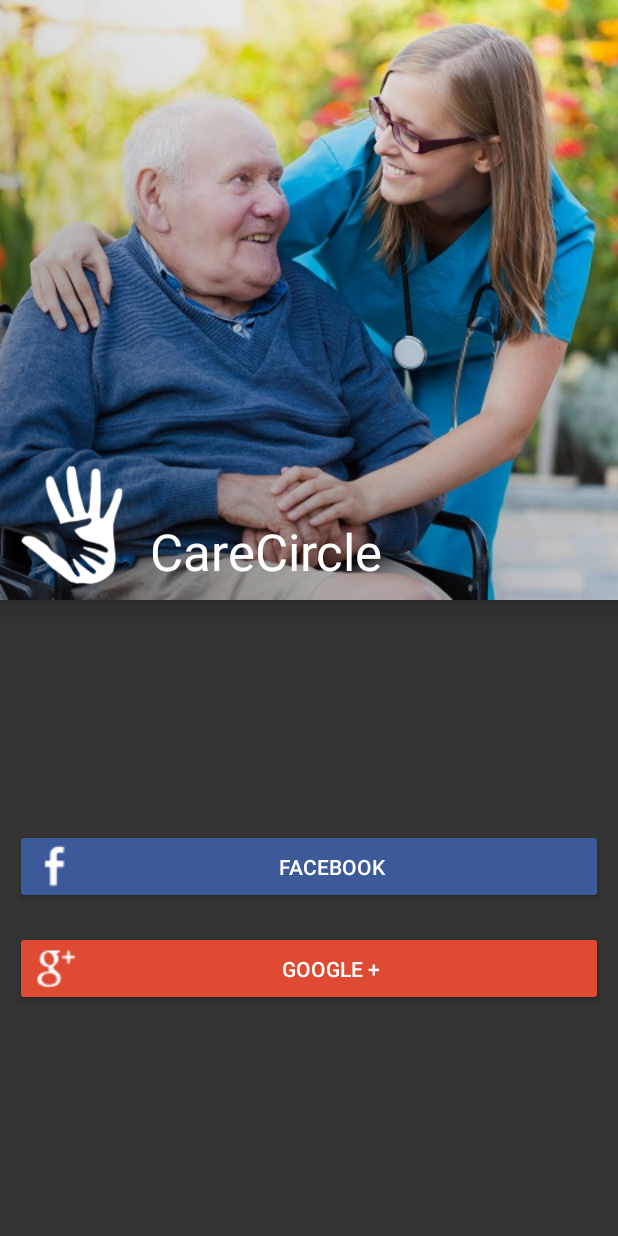
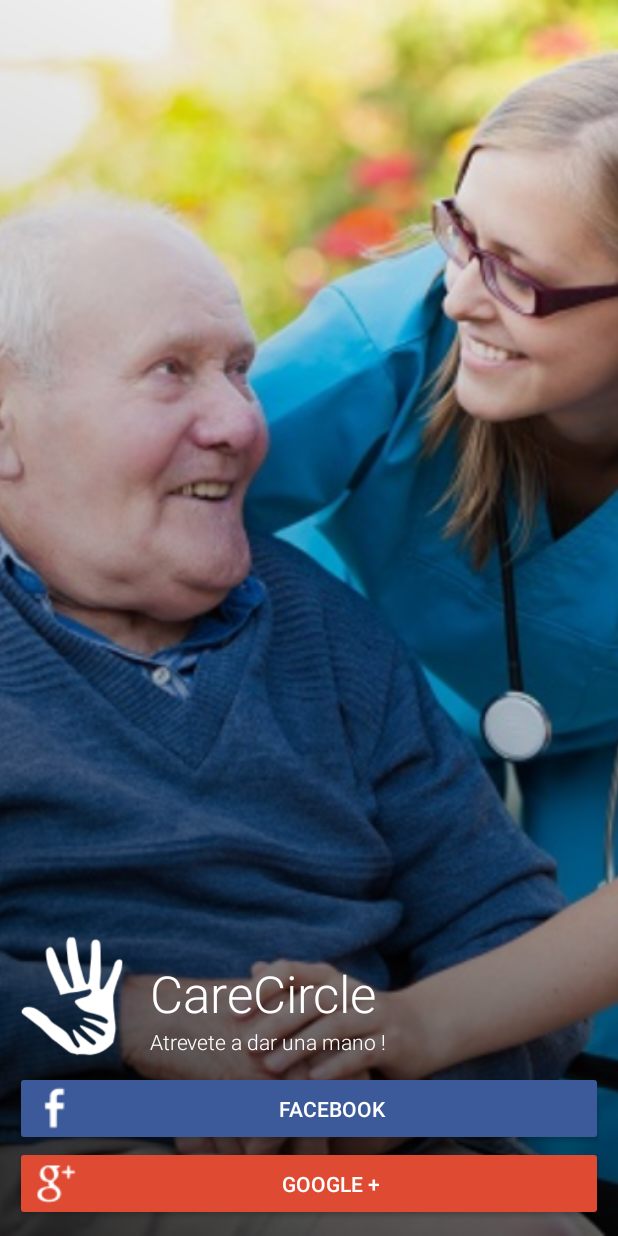
Before and after one commit to milo2005/CareCircle, an Android app: the screen it shows after launch (LoginActivity), on a phone screen of 412 x 824 dp. Run offline under Robolectric (Android 15) with nearby library versions, the phone set to English and light mode, and no system bars.

Commit message:
Login remodelado

```diff
--- /dev/null
+++ b/app/src/main/res/drawable/login_mask.xml
@@ -0,0 +1,11 @@
+<?xml version="1.0" encoding="utf-8"?>
+<shape xmlns:android="http://schemas.android.com/apk/res/android"
+    android:shape="rectangle"
+    >
+    <gradient
+        android:angle="45"
+        android:startColor="#cc000000"
+        android:centerColor="#33000000"
+        android:endColor="#00000000"
+        />
+</shape>
--- a/app/src/main/res/layout/activity_login.xml
+++ b/app/src/main/res/layout/activity_login.xml
@@ -1,23 +1,16 @@
-<LinearLayout xmlns:android="http://schemas.android.com/apk/res/android"
+<RelativeLayout xmlns:android="http://schemas.android.com/apk/res/android"
     xmlns:app="http://schemas.android.com/apk/res-auto"
     xmlns:tools="http://schemas.android.com/tools" android:layout_width="match_parent"
     android:layout_height="match_parent"
     tools:context="ezlife.movil.ezparking.LoginActivity"
-    android:orientation="vertical"
+
     >
 
 
 
-    <android.support.design.widget.AppBarLayout
-        android:layout_width="match_parent"
-        android:layout_height="@dimen/login_appbar_height"
-        app:elevation="@dimen/login_appbar_elevation"
-        >
 
-        <RelativeLayout
-            android:layout_width="match_parent"
-            android:layout_height="match_parent">
-            <ImageView
+
+           <ImageView
                 android:layout_width="match_parent"
                 android:layout_height="match_parent"
                 android:src="@drawable/img_care"
@@ -27,52 +20,14 @@
             <ImageView
                 android:layout_width="match_parent"
                 android:layout_height="match_parent"
-                android:src="@drawable/img_mask"
+                android:src="@drawable/login_mask"
                 />
 
-            <ImageView
-                android:id="@+id/logo"
-                android:layout_width="80dp"
-                android:layout_height="80dp"
-                android:src="@drawable/ic_help"
-                android:layout_alignParentBottom="true"
-                android:layout_margin="@dimen/padding_small"
-                />
 
-            <TextView
-                style="@style/Base.TextAppearance.AppCompat.Display1"
-                android:layout_width="match_parent"
-                android:layout_height="wrap_content"
-                android:text="@string/app_name"
-                android:textColor="@android:color/white"
-                android:layout_alignBottom="@id/logo"
-                android:layout_toRightOf="@id/logo"
 
-                />
 
-        </RelativeLayout>
 
-    </android.support.design.widget.AppBarLayout>
 
-    <LinearLayout
-        android:layout_width="match_parent"
-        android:layout_height="0dp"
-        android:layout_weight="1"
-        android:orientation="vertical"
-        android:padding="@dimen/padding_small"
-        android:gravity="center"
-        android:background="@color/login_bg"
-        >
-
-        <Button
-            android:id="@+id/btn_facebook"
-            android:layout_width="match_parent"
-            android:layout_marginBottom="@dimen/padding_medium"
-            app:theme="@style/AccentButtonBlue"
-            android:layout_height="wrap_content"
-            android:drawableLeft="@drawable/ic_facebook"
-            android:text="Facebook"
-            />
 
         <Button
             android:id="@+id/btn_google"
@@ -81,13 +36,57 @@
             android:layout_height="wrap_content"
             android:drawableLeft="@drawable/ic_google"
             android:text="Google +"
+            android:layout_marginLeft="@dimen/padding_small"
+            android:layout_marginRight="@dimen/padding_small"
+            android:layout_marginBottom="@dimen/padding_small"
+            android:layout_alignParentBottom="true"
             />
 
-    </LinearLayout>
+    <Button
+        android:id="@+id/btn_facebook"
+        android:layout_width="match_parent"
+        android:layout_marginLeft="@dimen/padding_small"
+        android:layout_marginRight="@dimen/padding_small"
+        app:theme="@style/AccentButtonBlue"
+        android:layout_height="wrap_content"
+        android:drawableLeft="@drawable/ic_facebook"
+        android:text="Facebook"
+        android:layout_above="@id/btn_google"
+        />
+
+    <ImageView
+        android:id="@+id/logo"
+        android:layout_width="80dp"
+        android:layout_height="80dp"
+        android:src="@drawable/ic_help"
+        android:layout_above="@id/btn_facebook"
+        android:layout_margin="@dimen/padding_small"
+        />
+
+    <TextView
+        style="@style/Base.TextAppearance.AppCompat.Body1"
+        android:id="@+id/msg"
+        android:layout_width="match_parent"
+        android:layout_height="wrap_content"
+        android:fontFamily="sans-serif-light"
+        android:text="@string/login_msg"
+        android:textColor="@android:color/white"
+        android:layout_alignBottom="@id/logo"
+        android:layout_toRightOf="@id/logo"
+
+        />
+
+    <TextView
+        style="@style/Base.TextAppearance.AppCompat.Display1"
+        android:layout_width="match_parent"
+        android:layout_height="wrap_content"
+        android:fontFamily="sans-serif-light"
+        android:text="@string/app_name"
+        android:textColor="@android:color/white"
+        android:layout_above="@id/msg"
+        android:layout_toRightOf="@id/logo"
+
+        />
 
 
-
-
-
-
-</LinearLayout>
+</RelativeLayout>
--- a/app/src/main/res/values/strings.xml
+++ b/app/src/main/res/values/strings.xml
@@ -15,5 +15,6 @@
     <string name="title_activity_helper_map">Personas Cercanas</string>
     <string name="title_activity_maps">Map</string>
     <string name="login_register">Registrar</string>
+    <string name="login_msg">Atrevete a dar una mano !</string>
 
 </resources>
```
